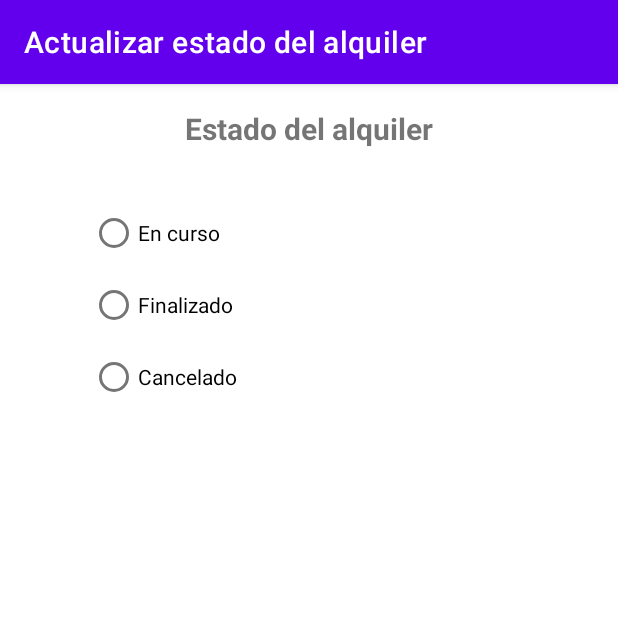
After one commit to 16kram/ClienteAndroidMovies4Rent, an Android app: the EstadoAlquiler screen opened directly, with no data from a screen before it, on a phone screen of 412 x 824 dp, the top half of it. The commit adds this screen. Run offline under Robolectric (Android 15) with nearby library versions, the phone set to English and light mode, and no system bars; 1 statement that could not run was skipped.

Commit message:
Reparados pequeños errores en la lista de alquileres.

```diff
--- a/app/src/main/java/porqueras/ioc/proyectom13appmovil/APIService.java
+++ b/app/src/main/java/porqueras/ioc/proyectom13appmovil/APIService.java
@@ -82,6 +82,9 @@ public interface APIService {
     @GET("/peliculas/alquileres/{id}")
     Call<AlquilerPeliculasPorId> alquilerPeliculaPorId(@Query("alquilerId") String alquilerId, @Query("token") String token);
 
+    @PUT("/peliculas/alquileres/updateStatus")
+    Call<Void> updateEstadoAlquiler(@Query("estadoAlquiler") String estadoAlquiler, @Query("alquilerId") String AlquilerId, @Query("token") String token);
+
     @DELETE("/peliculas/alquileres/delete/{id}")
     Call<Void> deleteAlquiler(@Query("alquilerId") String idAlquiler, @Query("token") String token);
 
--- /dev/null
+++ b/app/src/main/java/porqueras/ioc/proyectom13appmovil/EstadoAlquiler.java
@@ -0,0 +1,136 @@
+package porqueras.ioc.proyectom13appmovil;
+
+import androidx.appcompat.app.AppCompatActivity;
+
+import android.content.pm.ActivityInfo;
+import android.os.Bundle;
+import android.util.Log;
+import android.widget.RadioButton;
+import android.widget.RadioGroup;
+import android.widget.Toast;
+
+import porqueras.ioc.proyectom13appmovil.modelos.AlquilerPeliculasPorId;
+import porqueras.ioc.proyectom13appmovil.modelos.DetalleAlquiler;
+import porqueras.ioc.proyectom13appmovil.utilidades.ApiUtils;
+import porqueras.ioc.proyectom13appmovil.utilidades.InstanciaRetrofit;
+import retrofit2.Call;
+import retrofit2.Callback;
+import retrofit2.Response;
+
+/**
+ * Pantalla para modificar el estado del alquiler de la película
+ *
+ * @Author Esteban Porqueras Araque
+ */
+public class EstadoAlquiler extends AppCompatActivity {
+    private APIService apiService;
+    private RadioGroup radioGroupEstadoAlquiler;
+    private RadioButton enCurso, finalizado, cancelado;
+    private String idAlquiler;
+
+    @Override
+    protected void onCreate(Bundle savedInstanceState) {
+        super.onCreate(savedInstanceState);
+        setContentView(R.layout.activity_estado_alquiler);
+
+        //Mantiene la orientación de la pantalla en vertical
+        setRequestedOrientation(ActivityInfo.SCREEN_ORIENTATION_PORTRAIT);
+
+        //Añadimos el título de la Activity en la barra superior
+        setTitle("Actualizar estado del alquiler");
+
+        //Recuperamos el idAlquiler de la actividad anterior
+        Bundle extras = getIntent().getExtras();
+        idAlquiler = extras.getString("idAlquiler");
+        Log.d("response", "idAlquiler=" + idAlquiler);
+
+        //Añadimos el RadioGroup y los RadioButtons
+        radioGroupEstadoAlquiler = (RadioGroup) findViewById(R.id.radioGroupEstadoAlquiler);
+        enCurso = (RadioButton) findViewById(R.id.radioButtonEnCurso);
+        finalizado = (RadioButton) findViewById(R.id.radioButtonFinalizado);
+        cancelado = (RadioButton) findViewById(R.id.radioButtonCancelado);
+
+        //Instanciomos la incerfaz de APIService mediante Retrofit
+        apiService = InstanciaRetrofit.getApiService();
+
+        //Acciones de los RadioButtons
+        radioGroupEstadoAlquiler.setOnCheckedChangeListener(new RadioGroup.OnCheckedChangeListener() {
+            @Override
+            public void onCheckedChanged(RadioGroup group, int checkedId) {
+                //Acciones a realizar cuando una opción es seleccionada
+                switch (checkedId) {
+                    case R.id.radioButtonEnCurso:
+                        Log.d("response", "En curso");
+                        modificarEstadoAlquiler("EN_CURSO");
+                        break;
+                    case R.id.radioButtonFinalizado:
+                        Log.d("response", "Finalizado");
+                        modificarEstadoAlquiler("FINALIZADO");
+                        break;
+                    case R.id.radioButtonCancelado:
+                        Log.d("response", "Cancelado");
+                        modificarEstadoAlquiler("CANCELADO");
+                        break;
+                }
+            }
+        });
+
+        //Mostramos la información del estado del alquiler en los RadioButtons
+        Call<AlquilerPeliculasPorId> alquilerPeliculasPorIdCall = apiService.alquilerPeliculaPorId(idAlquiler, ApiUtils.TOKEN);
+        alquilerPeliculasPorIdCall.enqueue(new Callback<AlquilerPeliculasPorId>() {
+            @Override
+            public void onResponse(Call<AlquilerPeliculasPorId> call, Response<AlquilerPeliculasPorId> response) {
+                if (response.isSuccessful()) {
+                    Log.d("response", "Estado del alquiler=" + response.body().getValue().getEstado());
+                    String estado = response.body().getValue().getEstado();
+                    switch (estado) {
+                        case "EN_CURSO":
+                            enCurso.setChecked(true);
+                            break;
+                        case "FINALIZADO":
+                            finalizado.setChecked(true);
+                            break;
+                        case "CANCELADO":
+                            cancelado.setChecked(true);
+                            break;
+                    }
+                } else {
+                    Log.d("response", "Ha ocurrido un error, código=" + response.code());
+                }
+            }
+
+            @Override
+            public void onFailure(Call<AlquilerPeliculasPorId> call, Throwable t) {
+                Log.d("response", "Ha ocurrido un error");
+            }
+        });
+
+
+    }
+
+    /**
+     * Se modifica el estado del alquiler
+     *
+     * @param estadoAlquiler puede ser EN_CURSO, FINAZLIZADO o CANCELADO
+     */
+    private void modificarEstadoAlquiler(String estadoAlquiler) {
+        Call<Void> modificarEstado = apiService.updateEstadoAlquiler(estadoAlquiler, idAlquiler, ApiUtils.TOKEN);
+        modificarEstado.enqueue(new Callback<Void>() {
+            @Override
+            public void onResponse(Call<Void> call, Response<Void> response) {
+                if (response.isSuccessful()) {
+                    Log.d("response", "Estado actualizado a " + estadoAlquiler);
+
+                } else {
+                    Log.d("response", "Ha ocurrido un error, código=" + response.code());
+                }
+            }
+
+            @Override
+            public void onFailure(Call<Void> call, Throwable t) {
+                Log.d("response", "Ha ocurrido un error");
+            }
+        });
+    }
+
+}
--- a/app/src/main/java/porqueras/ioc/proyectom13appmovil/modelos/AlquilerListaResponse.java
+++ b/app/src/main/java/porqueras/ioc/proyectom13appmovil/modelos/AlquilerListaResponse.java
@@ -55,7 +55,7 @@ public class AlquilerListaResponse {
         }
 
         public void setUsuariId(String usuariId) {
-            usuariId = usuariId;
+            this.usuariId = usuariId;
         }
 
         public String getFechaInicio() {
--- /dev/null
+++ b/app/src/main/res/layout/activity_estado_alquiler.xml
@@ -0,0 +1,49 @@
+<?xml version="1.0" encoding="utf-8"?>
+<androidx.constraintlayout.widget.ConstraintLayout
+    xmlns:android="http://schemas.android.com/apk/res/android"
+    xmlns:tools="http://schemas.android.com/tools"
+    xmlns:app="http://schemas.android.com/apk/res-auto"
+    android:layout_width="match_parent"
+    android:layout_height="match_parent"
+    tools:context=".EstadoAlquiler">
+
+  <RadioGroup
+      android:id="@+id/radioGroupEstadoAlquiler"
+      android:layout_width="292dp"
+      android:layout_height="157dp"
+      android:layout_marginTop="32dp"
+      app:layout_constraintEnd_toEndOf="parent"
+      app:layout_constraintStart_toStartOf="parent"
+      app:layout_constraintTop_toBottomOf="@+id/textViewTituloEstadoalquiler">
+
+    <RadioButton
+        android:id="@+id/radioButtonEnCurso"
+        android:layout_width="match_parent"
+        android:layout_height="wrap_content"
+        android:text="En curso" />
+
+    <RadioButton
+        android:id="@+id/radioButtonFinalizado"
+        android:layout_width="match_parent"
+        android:layout_height="wrap_content"
+        android:text="Finalizado" />
+
+    <RadioButton
+        android:id="@+id/radioButtonCancelado"
+        android:layout_width="match_parent"
+        android:layout_height="wrap_content"
+        android:text="Cancelado" />
+  </RadioGroup>
+
+  <TextView
+      android:id="@+id/textViewTituloEstadoalquiler"
+      android:layout_width="wrap_content"
+      android:layout_height="wrap_content"
+      android:layout_marginTop="16dp"
+      android:text="Estado del alquiler"
+      android:textSize="20dp"
+      android:textStyle="bold"
+      app:layout_constraintEnd_toEndOf="parent"
+      app:layout_constraintStart_toStartOf="parent"
+      app:layout_constraintTop_toTopOf="parent" />
+</androidx.constraintlayout.widget.ConstraintLayout>
```
Also changed, not shown: app/src/main/AndroidManifest.xml (+6 -3 lines), app/src/main/java/porqueras/ioc/proyectom13appmovil/GestionAlquilerPeliculas.java (+23 -3 lines), app/src/main/java/porqueras/ioc/proyectom13appmovil/ListadoAlquileres.java (+80 -26 lines), app/src/main/res/layout/activity_gestion_alquiler_peliculas.xml (+12 -0 lines).
